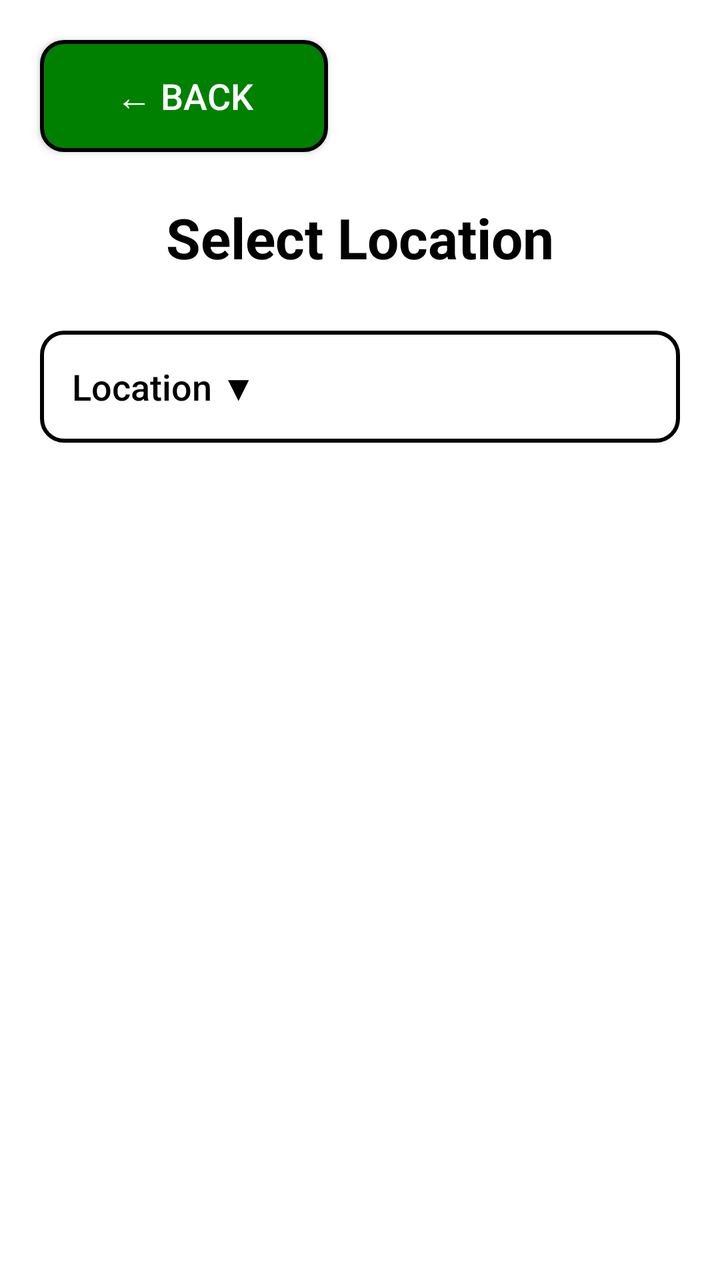
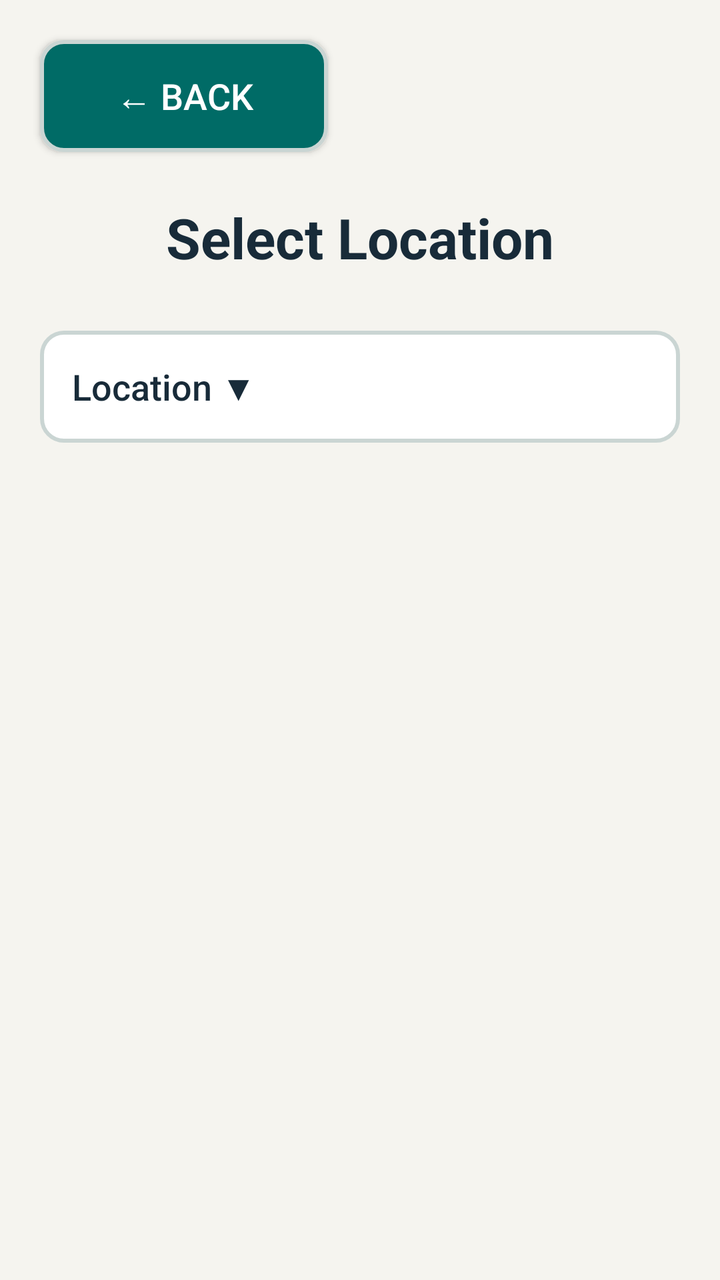

An Android layout rendered at two revisions. The XML below is the earlier revision; the diff shows what the commit changed to produce the second picture.
<!-- AndroidManifest.xml: application theme Theme.JavaReportingSystem -->
<!-- res/layout/activity_location_selection.xml -->
<?xml version="1.0" encoding="utf-8"?>
<androidx.constraintlayout.widget.ConstraintLayout xmlns:android="http://schemas.android.com/apk/res/android"
    xmlns:app="http://schemas.android.com/apk/res-auto"
    xmlns:tools="http://schemas.android.com/tools"
    android:id="@+id/main"
    android:layout_width="match_parent"
    android:layout_height="match_parent"
    android:background="@android:color/white"
    tools:context=".ui.LocationSelectionActivity">

    <Button
        android:id="@+id/btnBack"
        android:layout_width="144dp"
        android:layout_height="56dp"
        android:layout_marginStart="20dp"
        android:layout_marginTop="20dp"
        android:background="@drawable/back_button"
        android:text="@string/back"
        android:textAllCaps="false"
        android:textColor="@color/white"
        android:textSize="18sp"
        app:layout_constraintStart_toStartOf="parent"
        app:layout_constraintTop_toTopOf="parent" />

    <TextView
        android:id="@+id/tvTitle"
        android:layout_width="0dp"
        android:layout_height="wrap_content"
        android:layout_marginStart="20dp"
        android:layout_marginTop="24dp"
        android:layout_marginEnd="20dp"
        android:gravity="center"
        android:text="Select Location"
        android:textColor="@android:color/black"
        android:textSize="28sp"
        android:textStyle="bold"
        app:layout_constraintEnd_toEndOf="parent"
        app:layout_constraintStart_toStartOf="parent"
        app:layout_constraintTop_toBottomOf="@id/btnBack" />

    <ScrollView
        android:id="@+id/locationsContent"
        android:layout_width="0dp"
        android:layout_height="0dp"
        android:fillViewport="true"
        app:layout_constraintBottom_toTopOf="@id/btnNext"
        app:layout_constraintEnd_toEndOf="parent"
        app:layout_constraintStart_toStartOf="parent"
        app:layout_constraintTop_toBottomOf="@id/tvTitle">

        <LinearLayout
            android:layout_width="match_parent"
            android:layout_height="wrap_content"
            android:orientation="vertical"
            android:paddingStart="20dp"
            android:paddingTop="28dp"
            android:paddingEnd="20dp"
            android:paddingBottom="20dp">

            <Button
                android:id="@+id/btnLocationDropdown"
                android:layout_width="match_parent"
                android:layout_height="wrap_content"
                android:background="@drawable/outline_button"
                android:gravity="center_vertical"
                android:minHeight="56dp"
                android:paddingStart="16dp"
                android:paddingEnd="16dp"
                android:stateListAnimator="@null"
                android:text="@string/select_location"
                android:textAllCaps="false"
                android:textColor="@android:color/black"
                android:textSize="18sp" />

            <HorizontalScrollView
                android:id="@+id/locationTableContainer"
                android:layout_width="match_parent"
                android:layout_height="wrap_content"
                android:layout_marginTop="8dp"
                android:fillViewport="true"
                android:visibility="gone">

                <TableLayout
                    android:id="@+id/locationTable"
                    android:layout_width="wrap_content"
                    android:layout_height="wrap_content"
                    android:stretchColumns="1">

                    <TableRow android:background="#EAEAEA">
                        <TextView
                            android:padding="12dp"
                            android:text="ID"
                            android:textColor="@android:color/black"
                            android:textStyle="bold" />

                        <TextView
                            android:padding="12dp"
                            android:text="Location Name"
                            android:textColor="@android:color/black"
                            android:textStyle="bold" />
                    </TableRow>
                </TableLayout>
            </HorizontalScrollView>
        </LinearLayout>
    </ScrollView>

    <Button
        android:id="@+id/btnNext"
        android:layout_width="148dp"
        android:layout_height="56dp"
        android:layout_marginEnd="20dp"
        android:layout_marginBottom="20dp"
        android:background="@drawable/next_button"
        android:text="@string/next"
        android:textAllCaps="false"
        android:textColor="@color/white"
        android:textSize="18sp"
        android:visibility="invisible"
        app:layout_constraintBottom_toBottomOf="parent"
        app:layout_constraintEnd_toEndOf="parent" />
</androidx.constraintlayout.widget.ConstraintLayout>
<!-- resources referenced by this layout -->
<resources>
  <color name="white">#FFFFFFFF</color>
  <!-- drawable back_button (drawable) -->
  <?xml version="1.0" encoding="utf-8"?>
  <shape xmlns:android="http://schemas.android.com/apk/res/android"
      android:shape="rectangle">
  
      <solid android:color="#008000" />
  
      <stroke
          android:width="2dp"
          android:color="#000000" />
  
      <corners android:radius="11dp" />
  
  </shape>
  <!-- drawable next_button (drawable) -->
  <?xml version="1.0" encoding="utf-8"?>
  <shape xmlns:android="http://schemas.android.com/apk/res/android"
      android:shape="rectangle">
  
      <solid android:color="#0062D1" />
  
      <stroke
          android:width="2dp"
          android:color="#000000" />
  
      <corners android:radius="11dp" />
  
  </shape>
  <!-- drawable outline_button (drawable) -->
  <?xml version="1.0" encoding="utf-8"?>
  <shape xmlns:android="http://schemas.android.com/apk/res/android"
      android:shape="rectangle">
  
      <solid android:color="#FFFFFF" />
  
      <stroke
          android:width="2dp"
          android:color="#000000" />
  
      <corners android:radius="11dp" />
  
  </shape>
  <string name="back">← BACK</string>
  <string name="next">NEXT →</string>
  <string name="select_location">Location  ▼</string>
  <style name="Theme.JavaReportingSystem" parent="Base.Theme.JavaReportingSystem" />
  <style name="Base.Theme.JavaReportingSystem" parent="Theme.AppCompat.DayNight.NoActionBar">
          
          
      </style>
</resources>

<!-- the commit's change to res/layout/activity_location_selection.xml (unified diff, before → after) -->
@@ -5,7 +5,7 @@
     android:id="@+id/main"
     android:layout_width="match_parent"
     android:layout_height="match_parent"
-    android:background="@android:color/white"
+    android:background="@color/safety_background"
     tools:context=".ui.LocationSelectionActivity">
 
     <Button
@@ -17,10 +17,11 @@
         android:background="@drawable/back_button"
         android:text="@string/back"
         android:textAllCaps="false"
-        android:textColor="@color/white"
+        android:textColor="@color/safety_on_action"
         android:textSize="18sp"
         app:layout_constraintStart_toStartOf="parent"
-        app:layout_constraintTop_toTopOf="parent" />
+        app:layout_constraintTop_toTopOf="parent"
+                app:backgroundTint="@null" />
 
     <TextView
         android:id="@+id/tvTitle"
@@ -31,7 +32,7 @@
         android:layout_marginEnd="20dp"
         android:gravity="center"
         android:text="Select Location"
-        android:textColor="@android:color/black"
+        android:textColor="@color/safety_text"
         android:textSize="28sp"
         android:textStyle="bold"
         app:layout_constraintEnd_toEndOf="parent"
@@ -69,8 +70,9 @@
                 android:stateListAnimator="@null"
                 android:text="@string/select_location"
                 android:textAllCaps="false"
-                android:textColor="@android:color/black"
-                android:textSize="18sp" />
+                android:textColor="@color/safety_text"
+                android:textSize="18sp"
+                app:backgroundTint="@null" />
 
             <HorizontalScrollView
                 android:id="@+id/locationTableContainer"
@@ -90,13 +92,13 @@
                         <TextView
                             android:padding="12dp"
                             android:text="ID"
-                            android:textColor="@android:color/black"
+                            android:textColor="@color/safety_text"
                             android:textStyle="bold" />
 
                         <TextView
                             android:padding="12dp"
                             android:text="Location Name"
-                            android:textColor="@android:color/black"
+                            android:textColor="@color/safety_text"
                             android:textStyle="bold" />
                     </TableRow>
                 </TableLayout>
@@ -113,9 +115,10 @@
         android:background="@drawable/next_button"
         android:text="@string/next"
         android:textAllCaps="false"
-        android:textColor="@color/white"
+        android:textColor="@color/safety_on_action"
         android:textSize="18sp"
         android:visibility="invisible"
         app:layout_constraintBottom_toBottomOf="parent"
-        app:layout_constraintEnd_toEndOf="parent" />
+        app:layout_constraintEnd_toEndOf="parent"
+                app:backgroundTint="@null" />
 </androidx.constraintlayout.widget.ConstraintLayout>
<!-- resource entries referenced after the edit -->
@@ -1,16 +1,18 @@
 <!-- resources referenced by this layout -->
 <resources>
-  <color name="white">#FFFFFFFF</color>
+  <color name="safety_background">#F5F4EF</color>
+  <color name="safety_on_action">#FFFFFF</color>
+  <color name="safety_text">#182B39</color>
   <!-- drawable back_button (drawable) -->
   <?xml version="1.0" encoding="utf-8"?>
   <shape xmlns:android="http://schemas.android.com/apk/res/android"
       android:shape="rectangle">
   
-      <solid android:color="#008000" />
+      <solid android:color="@color/safety_action" />
   
       <stroke
           android:width="2dp"
-          android:color="#000000" />
+          android:color="@color/safety_border" />
   
       <corners android:radius="11dp" />
   
@@ -20,11 +22,11 @@
   <shape xmlns:android="http://schemas.android.com/apk/res/android"
       android:shape="rectangle">
   
-      <solid android:color="#0062D1" />
+      <solid android:color="@color/safety_action" />
   
       <stroke
           android:width="2dp"
-          android:color="#000000" />
+          android:color="@color/safety_border" />
   
       <corners android:radius="11dp" />
   
@@ -34,11 +36,11 @@
   <shape xmlns:android="http://schemas.android.com/apk/res/android"
       android:shape="rectangle">
   
-      <solid android:color="#FFFFFF" />
+      <solid android:color="@color/safety_surface" />
   
       <stroke
           android:width="2dp"
-          android:color="#000000" />
+          android:color="@color/safety_border" />
   
       <corners android:radius="11dp" />
   
@@ -47,9 +49,20 @@
   <string name="next">NEXT →</string>
   <string name="select_location">Location  ▼</string>
   <style name="Theme.JavaReportingSystem" parent="Base.Theme.JavaReportingSystem" />
-  <style name="Base.Theme.JavaReportingSystem" parent="Theme.AppCompat.DayNight.NoActionBar">
-          
-          
+  <color name="safety_action">#006B66</color>
+  <color name="safety_border">#CAD5D3</color>
+  <color name="safety_surface">#FFFFFF</color>
+  <style name="Base.Theme.JavaReportingSystem" parent="Theme.AppCompat.Light.NoActionBar">
+          <item name="colorPrimary">@color/safety_action</item>
+          <item name="colorOnPrimary">@color/safety_on_action</item>
+          <item name="colorSurface">@color/safety_surface</item>
+          <item name="colorOnSurface">@color/safety_text</item>
+          <item name="android:colorAccent">@color/safety_action</item>
+          <item name="android:windowBackground">@color/safety_background</item>
+          <item name="android:statusBarColor">@color/safety_background</item>
+          <item name="android:navigationBarColor">@color/safety_background</item>
+          <item name="android:windowLightStatusBar">true</item>
+          <item name="android:windowLightNavigationBar">true</item>
       </style>
 </resources>
 
